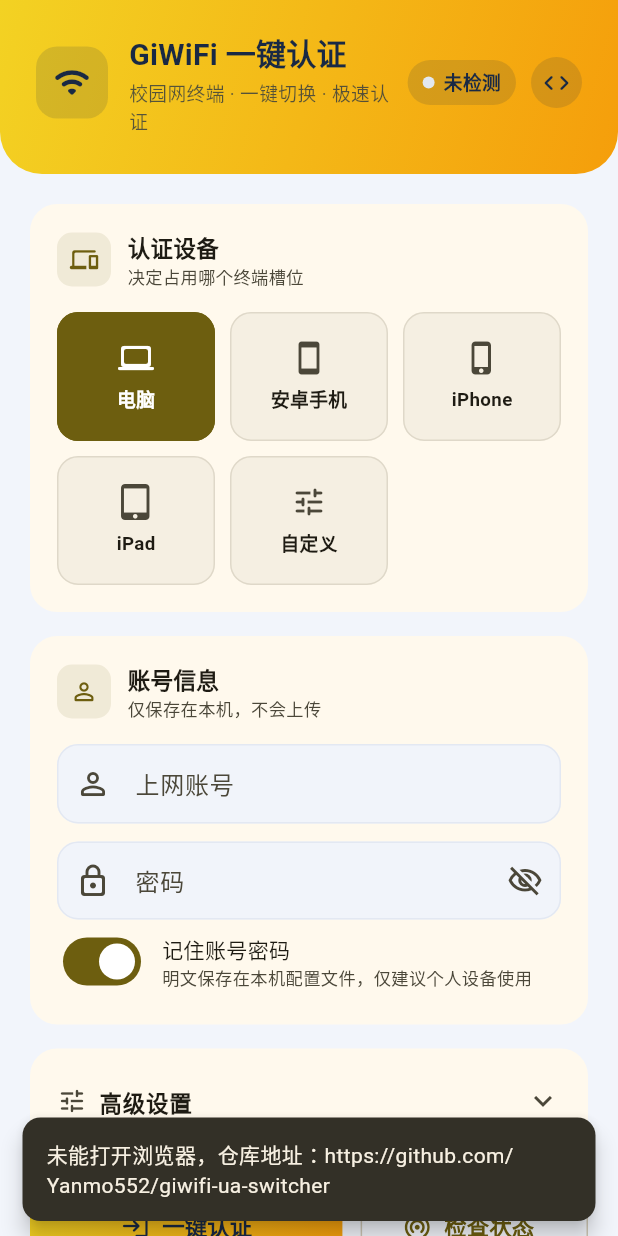
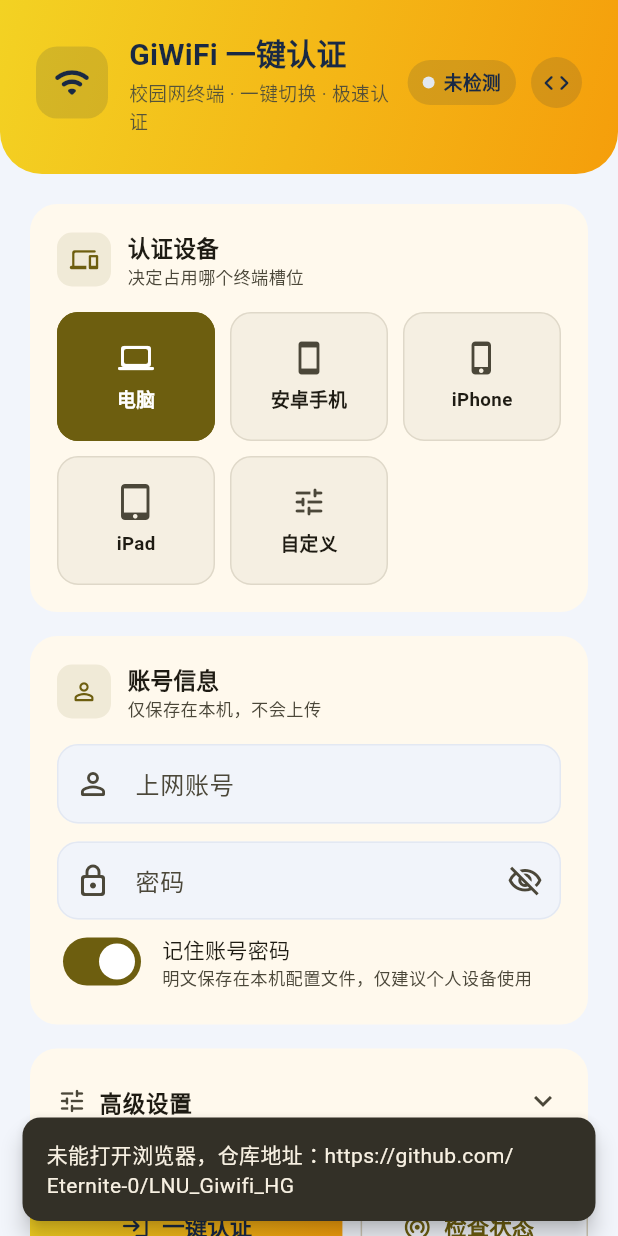
Before and after one commit to MineTestGaming/LNU_Giwifi_HG, a Flutter app: the screen it shows after launch, after a tap on the "code" icon, on a phone screen of 412 x 824 dp. Run offline on Flutter 3.47's test engine with Material 3 defaults, Android fonts, the phone set to English and light mode, and no system bars; Roboto replaces fonts that are missing (MiSans).

```diff
--- a/lib/pages/home_page.dart
+++ b/lib/pages/home_page.dart
@@ -10,7 +10,7 @@ import '../services/settings_service.dart';
 import '../theme.dart';
 
 /// 项目仓库地址（右上角入口按钮跳转）。
-const String kRepoUrl = 'https://github.com/Yanmo552/giwifi-ua-switcher';
+const String kRepoUrl = 'https://github.com/Eternite-0/LNU_Giwifi_HG';
 
 class HomePage extends StatefulWidget {
   const HomePage({super.key});
@@ -24,6 +24,9 @@ class _HomePageState extends State<HomePage> {
   final TextEditingController _passwordCtrl = TextEditingController();
   final TextEditingController _serverCtrl = TextEditingController(
     text: 'http://100.100.9.2',
+  );
+  final TextEditingController _acNameCtrl = TextEditingController(
+    text: 'GiWiFi_lnsfHG',
   );
   final TextEditingController _customUaCtrl = TextEditingController();
 
@@ -42,7 +45,10 @@ class _HomePageState extends State<HomePage> {
   Timer? _keepAliveTimer;
   AuthService? _activeAuth;
 
-  AuthService get _auth => AuthService(baseUrl: _serverCtrl.text.trim());
+  AuthService get _auth => AuthService(
+        baseUrl: _serverCtrl.text.trim(),
+        wlanAcName: _acNameCtrl.text.trim(),
+      );
 
   @override
   void initState() {
@@ -57,6 +63,7 @@ class _HomePageState extends State<HomePage> {
     _usernameCtrl.dispose();
     _passwordCtrl.dispose();
     _serverCtrl.dispose();
+    _acNameCtrl.dispose();
     _customUaCtrl.dispose();
     super.dispose();
   }
@@ -81,6 +88,7 @@ class _HomePageState extends State<HomePage> {
       _usernameCtrl.text = s[SettingsService.kUsername] as String;
       _passwordCtrl.text = s[SettingsService.kPassword] as String;
       _serverCtrl.text = s[SettingsService.kServerUrl] as String;
+      _acNameCtrl.text = s[SettingsService.kWlanAcName] as String;
       _profileId = s[SettingsService.kProfileId] as String;
       _customUaCtrl.text = s[SettingsService.kCustomUa] as String;
       _remember = s[SettingsService.kRemember] as bool;
@@ -94,6 +102,7 @@ class _HomePageState extends State<HomePage> {
         username: _usernameCtrl.text.trim(),
         password: _passwordCtrl.text,
         serverUrl: _serverCtrl.text.trim(),
+        wlanAcName: _acNameCtrl.text.trim(),
         profileId: _profileId,
         customUa: _customUaCtrl.text.trim(),
         remember: _remember,
@@ -764,6 +773,15 @@ class _HomePageState extends State<HomePage> {
               ),
             ),
             const SizedBox(height: 6),
+            TextField(
+              controller: _acNameCtrl,
+              decoration: const InputDecoration(
+                labelText: '校园 AC 名称（wlanacname）',
+                hintText: 'GiWiFi_lnsfHG',
+                prefixIcon: Icon(Icons.router_outlined),
+              ),
+            ),
+            const SizedBox(height: 6),
             Row(
               children: [
                 Switch(
--- a/lib/services/auth_service.dart
+++ b/lib/services/auth_service.dart
@@ -71,6 +71,7 @@ enum OnlineStatus { online, offline, unknown }
 class AuthService {
   AuthService({
     this.baseUrl = 'http://100.100.9.2',
+    this.wlanAcName = 'GiWiFi_lnsfHG',
     this.timeout = const Duration(seconds: 10),
     this.rebindCooldown = const Duration(seconds: 6),
     this.portalCooldown = const Duration(seconds: 6),
@@ -78,6 +79,7 @@ class AuthService {
   });
 
   final String baseUrl;
+  final String wlanAcName;
   final Duration timeout;
 
   /// 提交换绑后、再次认证前的冷却时间（门户页大约 6 秒后允许再次点击）。
@@ -477,7 +479,10 @@ class AuthService {
   /// 这里按浏览器最终行为依次尝试，只认带密码框的登录表单页；
   /// 连接失败时再带通用 wlan 参数重试一次。
   Future<String> fetchLoginPage(String userAgent) async {
+    final acName = Uri.encodeQueryComponent(wlanAcName.trim());
     final urls = <String>[
+      '$baseUrl$kLoginPath?wlanacname=$acName',
+      '$baseUrl$kLoginPath?wlanacname=$acName&is_mobile=1&pagetype=login&logintype=1',
       '$baseUrl$kLoginPath',
       '$baseUrl$kLoginPath?is_mobile=1&pagetype=login&logintype=1',
       '$baseUrl$kLoginPath?wlanuserip=10.0.0.1&wlanacname=GiWiFi',
--- a/lib/services/settings_service.dart
+++ b/lib/services/settings_service.dart
@@ -42,6 +42,7 @@ class SettingsService {
   static const String kUsername = 'username';
   static const String kPassword = 'password';
   static const String kServerUrl = 'server_url';
+  static const String kWlanAcName = 'wlan_ac_name';
   static const String kProfileId = 'profile_id';
   static const String kCustomUa = 'custom_ua';
   static const String kRemember = 'remember';
@@ -91,6 +92,7 @@ class SettingsService {
     required String username,
     required String password,
     required String serverUrl,
+    String wlanAcName = 'GiWiFi_lnsfHG',
     required String profileId,
     required String customUa,
     required bool remember,
@@ -104,6 +106,7 @@ class SettingsService {
       data.remove(kPassword);
     }
     data[kServerUrl] = serverUrl;
+    data[kWlanAcName] = wlanAcName;
     data[kProfileId] = profileId;
     data[kCustomUa] = customUa;
     data[kRemember] = remember;
@@ -116,6 +119,7 @@ class SettingsService {
       kUsername: data[kUsername] as String? ?? '',
       kPassword: data[kPassword] as String? ?? '',
       kServerUrl: data[kServerUrl] as String? ?? 'http://100.100.9.2',
+      kWlanAcName: data[kWlanAcName] as String? ?? 'GiWiFi_lnsfHG',
       kProfileId: data[kProfileId] as String? ?? 'pc',
       kCustomUa: data[kCustomUa] as String? ?? '',
       kRemember: data[kRemember] as bool? ?? true,
```
Also changed, not shown: 2 other files.
